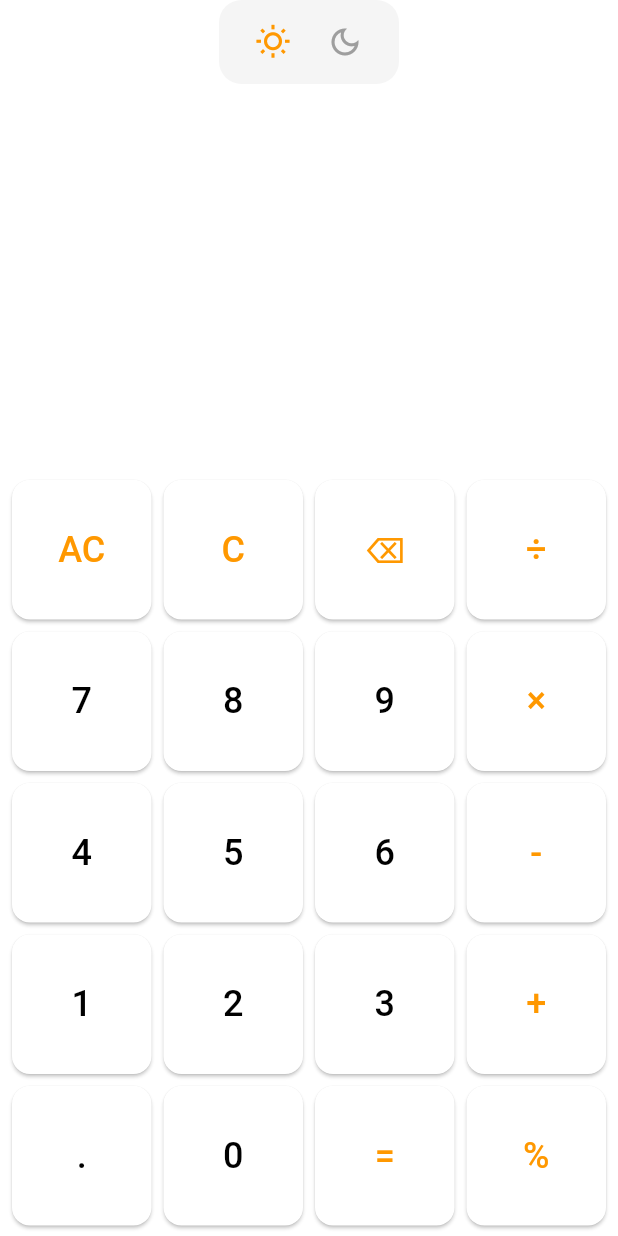
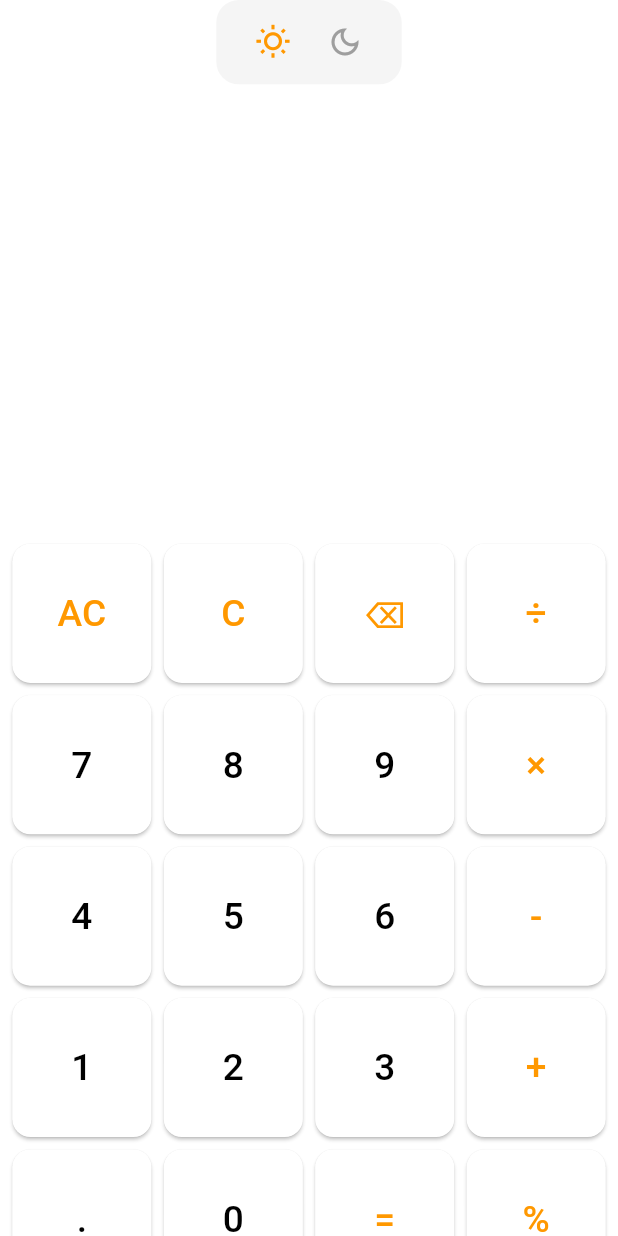
Before and after one commit to anshgupta2403/calculator_app, a Flutter app: the screen it shows after launch, on a phone screen of 412 x 824 dp. Run offline on Flutter 3.47's test engine with Material 3 defaults, Android fonts, the phone set to English and light mode, and no system bars; our stand-ins replace math_expressions, shared_preferences.

Commit message:
make the app responsive and improve calculation logic

```diff
--- a/lib/features/calculator/presentation/calculator_screen.dart
+++ b/lib/features/calculator/presentation/calculator_screen.dart
@@ -19,10 +19,17 @@ class _CalculatorScreenState extends State<CalculatorScreen> {
   final List<dynamic> history = [];
   bool _justEvaluated = false;
   final CalculatorLogic _calcLogic = CalculatorLogic();
+  late double screenWidth;
+  late double screenHeight;
+  late double textScale;
+  bool lastExpressionContainsError = false;
 
   @override
   Widget build(BuildContext context) {
     final themeProvider = Provider.of<ThemeProvider>(context);
+    screenWidth = MediaQuery.of(context).size.width;
+    screenHeight = MediaQuery.of(context).size.height;
+    textScale = screenWidth / 400; // 400 is a base design width
 
     return Scaffold(
       body: SafeArea(
@@ -30,8 +37,8 @@ class _CalculatorScreenState extends State<CalculatorScreen> {
           children: [
             Center(
               child: Container(
-                width: 120,
-                padding: const EdgeInsets.all(4),
+                width: 120 * textScale,
+                padding: EdgeInsets.all(4 * textScale),
                 decoration: BoxDecoration(
                   color: Colors.grey[100],
                   borderRadius: BorderRadius.circular(15),
@@ -59,15 +66,18 @@ class _CalculatorScreenState extends State<CalculatorScreen> {
                 itemCount: history.length,
                 itemBuilder: (context, index) {
                   return Padding(
-                    padding: const EdgeInsets.symmetric(
-                      horizontal: 16,
-                      vertical: 2,
+                    padding: EdgeInsets.symmetric(
+                      horizontal: 16 * textScale,
+                      vertical: 2 * textScale,
                     ),
                     child: Align(
                       alignment: Alignment.centerRight,
                       child: Text(
                         history[index],
-                        style: TextStyle(color: Colors.grey[500], fontSize: 16),
+                        style: TextStyle(
+                          color: Colors.grey[500],
+                          fontSize: 16 * textScale,
+                        ),
                       ),
                     ),
                   );
@@ -75,13 +85,18 @@ class _CalculatorScreenState extends State<CalculatorScreen> {
               ),
             ),
             Padding(
-              padding: const EdgeInsets.fromLTRB(16, 8, 16, 4),
+              padding: EdgeInsets.fromLTRB(
+                16 * textScale,
+                8 * textScale,
+                16 * textScale,
+                4 * textScale,
+              ),
               child: Align(
                 alignment: Alignment.centerRight,
                 child: Text(
                   displayText,
                   style: TextStyle(
-                    fontSize: _justEvaluated ? 28 : 36,
+                    fontSize: (_justEvaluated ? 28 : 36) * textScale,
                     fontWeight: _justEvaluated
                         ? FontWeight.normal
                         : FontWeight.bold,
@@ -92,13 +107,18 @@ class _CalculatorScreenState extends State<CalculatorScreen> {
             ),
             if (result.isNotEmpty)
               Padding(
-                padding: const EdgeInsets.fromLTRB(16, 2, 16, 16),
+                padding: EdgeInsets.fromLTRB(
+                  16 * textScale,
+                  2 * textScale,
+                  16 * textScale,
+                  16 * textScale,
+                ),
                 child: Align(
                   alignment: Alignment.centerRight,
                   child: Text(
                     result,
                     style: TextStyle(
-                      fontSize: _justEvaluated ? 36 : 28,
+                      fontSize: (_justEvaluated ? 36 : 28) * textScale,
                       fontWeight: _justEvaluated
                           ? FontWeight.bold
                           : FontWeight.normal,
@@ -107,12 +127,12 @@ class _CalculatorScreenState extends State<CalculatorScreen> {
                 ),
               ),
             SizedBox(
-              height: MediaQuery.of(context).size.height / 2 + 100,
+              height: screenHeight * 0.57,
               child: GridView.count(
                 crossAxisCount: 4,
-                mainAxisSpacing: 8,
-                crossAxisSpacing: 8,
-                padding: const EdgeInsets.all(8),
+                mainAxisSpacing: 8 * textScale,
+                crossAxisSpacing: 8 * textScale,
+                padding: EdgeInsets.all(8 * textScale),
                 children: [
                   calculatorButton('AC'),
                   calculatorButton('C'),
@@ -167,13 +187,13 @@ class _CalculatorScreenState extends State<CalculatorScreen> {
     return ElevatedButton(
       onPressed: () => onPressedBtn(text),
       style: ElevatedButton.styleFrom(
-        padding: const EdgeInsets.all(24),
+        padding: EdgeInsets.all(24 * textScale),
         shape: RoundedRectangleBorder(borderRadius: BorderRadius.circular(12)),
       ),
       child: Text(
         text,
         style: TextStyle(
-          fontSize: 24,
+          fontSize: 24 * textScale,
           color: digitsAndDot.contains(text) ? Colors.black : Colors.orange,
         ),
       ),
@@ -190,8 +210,14 @@ class _CalculatorScreenState extends State<CalculatorScreen> {
           history.insert(0, '');
         }
         _justEvaluated = false;
-        displayText = result.substring(2);
-        result = '';
+        if (!lastExpressionContainsError) {
+          displayText = result.substring(2);
+          result = '';
+        } else {
+          lastExpressionContainsError = false;
+          displayText = '';
+          result = '';
+        }
       }
 
       if (value == 'C') {
@@ -212,13 +238,15 @@ class _CalculatorScreenState extends State<CalculatorScreen> {
           setState(() {
             _justEvaluated = true;
           });
+        } else {
+          setState(() {
+            _justEvaluated = true;
+          });
         }
       } else {
         if (operators.contains(value)) {
           if (displayText.isEmpty) {
-            if (value == '-') {
-              displayText += value;
-            }
+            displayText += '0$value';
           } else {
             String last = displayText[displayText.length - 1];
             if (!operators.contains(last)) {
@@ -238,10 +266,16 @@ class _CalculatorScreenState extends State<CalculatorScreen> {
       if (_calcLogic.isValidExpression(displayText)) {
         String eval = _calcLogic.evaluate(displayText);
         result = eval != 'Error' ? '= $eval' : '';
+        if (result.contains("Infinity") || result.contains("NaN")) {
+          result = '= Can\'t divide by zero';
+          lastExpressionContainsError = true;
+        }
       } else {
-        result = displayText.isNotEmpty
-            ? '= ${displayText.substring(0, displayText.length - 1)}'
-            : '';
+        if (result.isEmpty) {
+          result = displayText.isNotEmpty
+              ? '= ${displayText.substring(0, displayText.length - 1)}'
+              : '';
+        }
       }
     });
   }
```
Also changed, not shown: lib/features/calculator/domain/calculator_logic.dart (+4 -3 lines).
